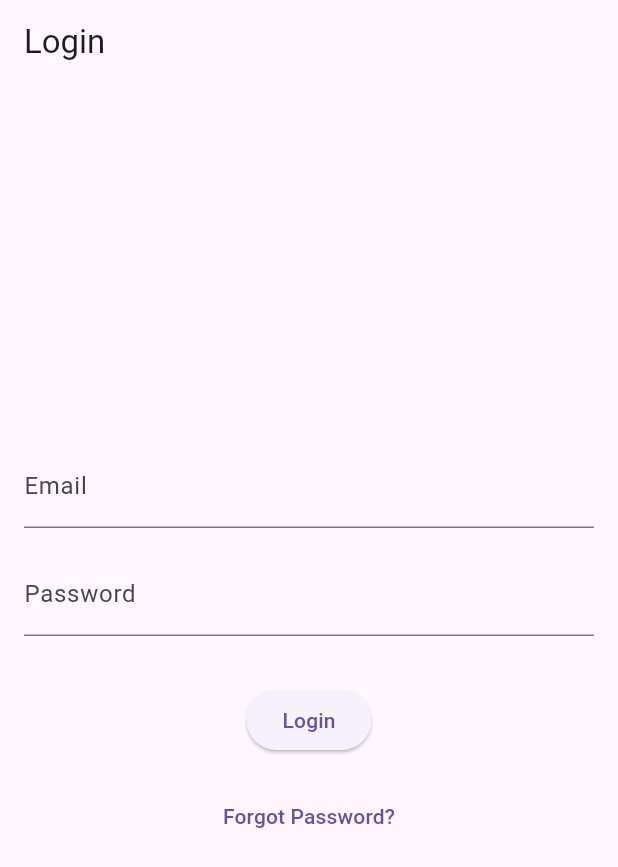
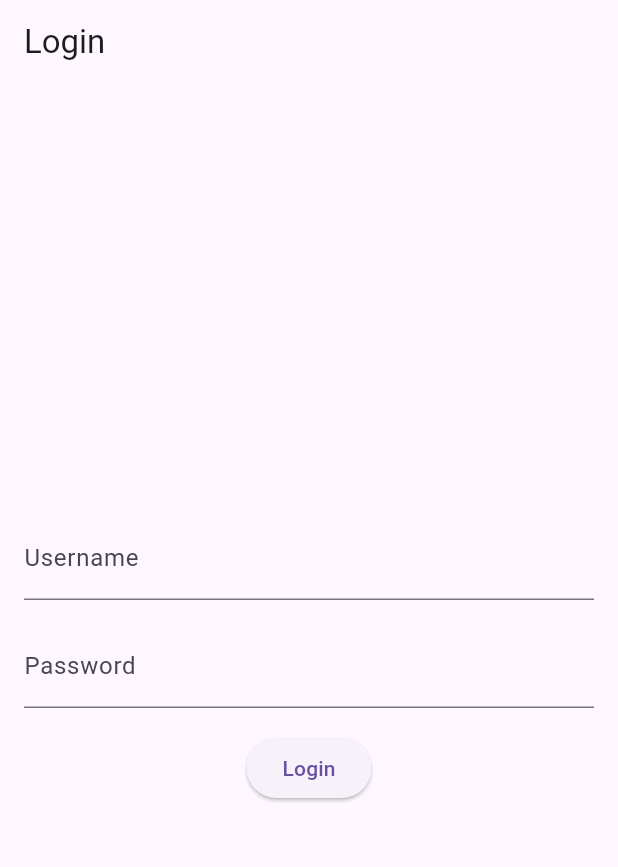
Before and after one commit to EdiGich/dtc_content_manager, a Flutter app: the screen it shows after launch, on a phone screen of 412 x 824 dp. Shown: the top 867 px of the screen. Run offline on Flutter 3.47's test engine with Material 3 defaults, Android fonts, the phone set to English and light mode, and no system bars; our stand-ins replace get.

```diff
--- a/dtc_content_manager/lib/controllers/login_controller.dart
+++ b/dtc_content_manager/lib/controllers/login_controller.dart
@@ -1,48 +1,76 @@
+// // lib/controllers/login_controller.dart
+
+// import 'package:get/get.dart';
+// import 'package:http/http.dart' as http;
+// import 'dart:convert';
+// import 'package:flutter_secure_storage/flutter_secure_storage.dart';
+
+// class LoginController extends GetxController {
+//   var isLoading = false.obs;
+//   var errorMessage = ''.obs;
+
+//   final storage = const FlutterSecureStorage();
+
+//   Future<void> login(String username, String password) async {
+//     isLoading.value = true;
+//     errorMessage.value = '';
+
+//     final url = Uri.parse(
+//         'http://127.0.0.1:8000/api/token/'); // Update with your backend URL
+
+//     try {
+//       final response = await http.post(
+//         url,
+//         headers: {
+//           'Content-Type': 'application/json',
+//         },
+//         body: json.encode({
+//           'username': username,
+//           'password': password,
+//         }),
+//       );
+
+//       if (response.statusCode == 200) {
+//         final data = json.decode(response.body);
+//         await storage.write(key: 'access_token', value: data['access']);
+//         await storage.write(key: 'refresh_token', value: data['refresh']);
+
+//         // Navigate to Dashboard
+//         Get.offNamed('/dashboard');
+//       } else {
+//         final data = json.decode(response.body);
+//         errorMessage.value = data['detail'] ?? 'Login failed';
+//       }
+//     } catch (e) {
+//       errorMessage.value = 'An error occurred. Please try again.';
+//     } finally {
+//       isLoading.value = false;
+//     }
+//   }
+// }
+
 // lib/controllers/login_controller.dart
 
 import 'package:get/get.dart';
-import 'package:http/http.dart' as http;
-import 'dart:convert';
-import 'package:flutter_secure_storage/flutter_secure_storage.dart';
+import 'package:dtc_content_manager/services/auth_service.dart';
 
 class LoginController extends GetxController {
+  var username = ''.obs;
+  var password = ''.obs;
   var isLoading = false.obs;
-  var errorMessage = ''.obs;
+  final AuthService _authService = AuthService();
 
-  final storage = const FlutterSecureStorage();
-
-  Future<void> login(String username, String password) async {
+  Future<void> login() async {
     isLoading.value = true;
-    errorMessage.value = '';
-
-    final url = Uri.parse(
-        'http://127.0.0.1:8000/api/token/'); // Update with your backend URL
 
     try {
-      final response = await http.post(
-        url,
-        headers: {
-          'Content-Type': 'application/json',
-        },
-        body: json.encode({
-          'username': username,
-          'password': password,
-        }),
-      );
-
-      if (response.statusCode == 200) {
-        final data = json.decode(response.body);
-        await storage.write(key: 'access_token', value: data['access']);
-        await storage.write(key: 'refresh_token', value: data['refresh']);
-
-        // Navigate to Dashboard
-        Get.offNamed('/dashboard');
-      } else {
-        final data = json.decode(response.body);
-        errorMessage.value = data['detail'] ?? 'Login failed';
-      }
+      final tokenData =
+          await _authService.login(username.value, password.value);
+      // Handle the token (you can store it using shared preferences or other storage)
+      print('Token: ${tokenData['access']}');
+      Get.snackbar('Login Success', 'You are now logged in');
     } catch (e) {
-      errorMessage.value = 'An error occurred. Please try again.';
+      Get.snackbar('Login Failed', e.toString());
     } finally {
       isLoading.value = false;
     }
--- a/dtc_content_manager/lib/main.dart
+++ b/dtc_content_manager/lib/main.dart
@@ -1,34 +1,59 @@
+// // lib/main.dart
+
+// // ignore_for_file: use_key_in_widget_constructors
+
+// import 'package:flutter/material.dart';
+// import 'package:get/get.dart';
+// import 'views/login_page.dart';
+// import 'views/dashboard_page.dart';
+// import 'services/auth_service.dart';
+
+// void main() async {
+//   WidgetsFlutterBinding.ensureInitialized();
+//   await Get.putAsync(() => AuthService().init());
+
+//   runApp(MyApp());
+// }
+
+// class MyApp extends StatelessWidget {
+//   // This widget is the root of your application.
+
+//   @override
+//   Widget build(BuildContext context) {
+//     return GetMaterialApp(
+//       title: 'DTC Content Manager',
+//       debugShowCheckedModeBanner: false,
+//       initialRoute: '/login',
+//       getPages: [
+//         GetPage(name: '/login', page: () => LoginPage()),
+//         GetPage(name: '/dashboard', page: () => DashboardPage()),
+//         // Add other pages here
+//       ],
+//     );
+//   }
+// }
+
+// ----------------------------------------------------------------------------------
+
 // lib/main.dart
 
 // ignore_for_file: use_key_in_widget_constructors
 
 import 'package:flutter/material.dart';
 import 'package:get/get.dart';
-import 'views/login_page.dart';
-import 'views/dashboard_page.dart';
-import 'services/auth_service.dart';
+import 'package:dtc_content_manager/views/login_page.dart';
 
-void main() async {
-  WidgetsFlutterBinding.ensureInitialized();
-  await Get.putAsync(() => AuthService().init());
-
+void main() {
   runApp(MyApp());
 }
 
 class MyApp extends StatelessWidget {
-  // This widget is the root of your application.
-
   @override
   Widget build(BuildContext context) {
     return GetMaterialApp(
       title: 'DTC Content Manager',
-      debugShowCheckedModeBanner: false,
-      initialRoute: '/login',
-      getPages: [
-        GetPage(name: '/login', page: () => LoginPage()),
-        GetPage(name: '/dashboard', page: () => DashboardPage()),
-        // Add other pages here
-      ],
+      theme: ThemeData(primarySwatch: Colors.blue),
+      home: LoginPage(),
     );
   }
 }
--- a/dtc_content_manager/lib/views/login_page.dart
+++ b/dtc_content_manager/lib/views/login_page.dart
@@ -1,79 +1,125 @@
-// ignore_for_file: prefer_const_constructors
+// // ignore_for_file: prefer_const_constructors
+
+// import 'package:flutter/material.dart';
+// import 'package:get/get.dart';
+// import '../controllers/login_controller.dart';
+
+// class LoginPage extends StatelessWidget {
+//   final LoginController loginController = Get.put(LoginController());
+
+//   final TextEditingController emailController = TextEditingController();
+//   final TextEditingController passwordController = TextEditingController();
+
+//   LoginPage({super.key});
+
+//   @override
+//   Widget build(BuildContext context) {
+//     return Scaffold(
+//       appBar: AppBar(
+//         title: const Text('Login'),
+//       ),
+//       body: Padding(
+//         padding: const EdgeInsets.all(16.0),
+//         child: Obx(() {
+//           return Column(
+//             mainAxisAlignment: MainAxisAlignment.center,
+//             children: [
+//               TextField(
+//                 controller: emailController,
+//                 decoration: InputDecoration(
+//                   labelText: 'Email',
+//                 ),
+//               ),
+//               SizedBox(height: 16),
+//               TextField(
+//                 controller: passwordController,
+//                 decoration: InputDecoration(
+//                   labelText: 'Password',
+//                 ),
+//                 obscureText: true,
+//               ),
+//               SizedBox(height: 32),
+//               loginController.isLoading.value
+//                   ? CircularProgressIndicator()
+//                   : ElevatedButton(
+//                       onPressed: () {
+//                         final username = emailController.text.trim();
+//                         final password = passwordController.text.trim();
+//                         if (username.isNotEmpty && password.isNotEmpty) {
+//                           loginController.login(username, password);
+//                         } else {
+//                           Get.snackbar(
+//                             'Error',
+//                             'Please enter both username and password',
+//                             snackPosition: SnackPosition.BOTTOM,
+//                           );
+//                         }
+//                       },
+//                       child: Text('Login'),
+//                     ),
+//               SizedBox(height: 16),
+//               TextButton(
+//                 onPressed: () {
+//                   // Handle forgot password
+//                 },
+//                 child: Text('Forgot Password?'),
+//               ),
+//               SizedBox(height: 16),
+//               loginController.errorMessage.value.isNotEmpty
+//                   ? Text(
+//                       loginController.errorMessage.value,
+//                       style: TextStyle(color: Colors.red),
+//                     )
+//                   : SizedBox(),
+//             ],
+//           );
+//         }),
+//       ),
+//     );
+//   }
+// }
+
+// ---------------------------------------------------------------
+
+// lib/pages/login_page.dart
+
+// ignore_for_file: use_key_in_widget_constructors
 
 import 'package:flutter/material.dart';
 import 'package:get/get.dart';
-import '../controllers/login_controller.dart';
+import 'package:dtc_content_manager/controllers/login_controller.dart';
 
 class LoginPage extends StatelessWidget {
   final LoginController loginController = Get.put(LoginController());
 
-  final TextEditingController emailController = TextEditingController();
-  final TextEditingController passwordController = TextEditingController();
-
-  LoginPage({super.key});
-
   @override
   Widget build(BuildContext context) {
     return Scaffold(
-      appBar: AppBar(
-        title: const Text('Login'),
-      ),
+      appBar: AppBar(title: Text('Login')),
       body: Padding(
         padding: const EdgeInsets.all(16.0),
-        child: Obx(() {
-          return Column(
+        child: Column(
           mainAxisAlignment: MainAxisAlignment.center,
           children: [
             TextField(
-                controller: emailController,
-                decoration: InputDecoration(
-                  labelText: 'Email',
-                ),
+              onChanged: (value) => loginController.username.value = value,
+              decoration: InputDecoration(labelText: 'Username'),
             ),
             SizedBox(height: 16),
             TextField(
-                controller: passwordController,
-                decoration: InputDecoration(
-                  labelText: 'Password',
-                ),
+              onChanged: (value) => loginController.password.value = value,
+              decoration: InputDecoration(labelText: 'Password'),
               obscureText: true,
             ),
-              SizedBox(height: 32),
-              loginController.isLoading.value
+            SizedBox(height: 16),
+            Obx(() => loginController.isLoading.value
                 ? CircularProgressIndicator()
                 : ElevatedButton(
-                      onPressed: () {
-                        final username = emailController.text.trim();
-                        final password = passwordController.text.trim();
-                        if (username.isNotEmpty && password.isNotEmpty) {
-                          loginController.login(username, password);
-                        } else {
-                          Get.snackbar(
-                            'Error',
-                            'Please enter both username and password',
-                            snackPosition: SnackPosition.BOTTOM,
-                          );
-                        }
-                      },
+                    onPressed: () => loginController.login(),
                     child: Text('Login'),
+                  )),
+          ],
         ),
-              SizedBox(height: 16),
-              TextButton(
-                onPressed: () {
-                  // Handle forgot password
-                },
-                child: Text('Forgot Password?'),
-              ),
-              SizedBox(height: 16),
-              loginController.errorMessage.value.isNotEmpty
-                  ? Text(
-                      loginController.errorMessage.value,
-                      style: TextStyle(color: Colors.red),
-                    )
-                  : SizedBox(),
-            ],
-          );
-        }),
       ),
     );
   }
```
Also changed, not shown: dtc_content_manager/lib/services/auth_service.dart (+65 -39 lines). Lines whose indentation alone changed are shown as unchanged.
